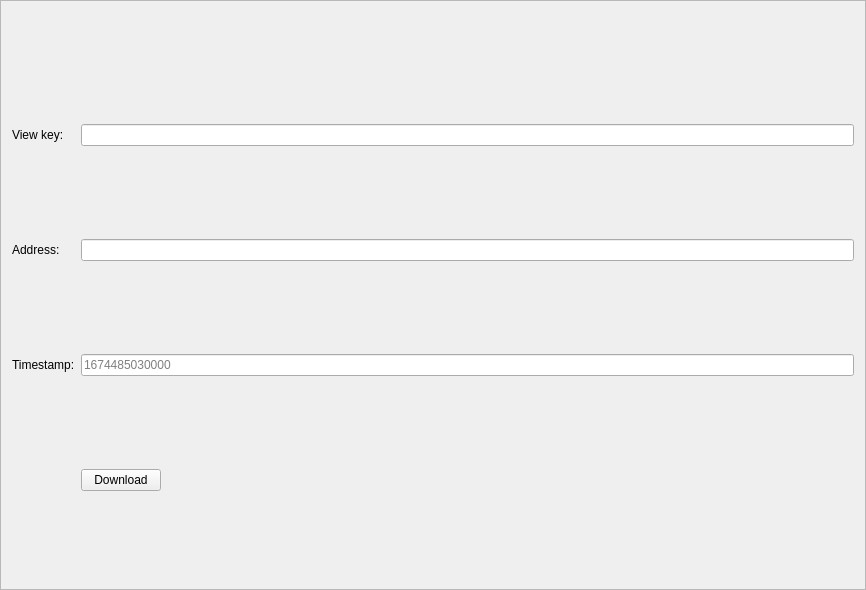
Old version of the form src/gui/ui/filedownloadframe.ui in the repository ProsusCorp/ProsusMoney.
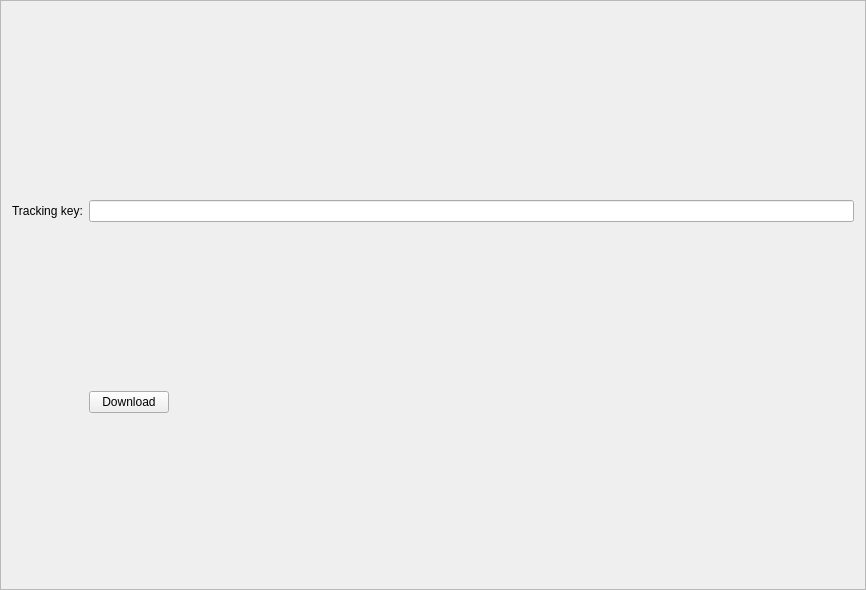
New version of the form.

Commit message: POC for file download. Improved how we get the host for the node in the embedded wallet. Changed the UI to accept a single tracking key.

```diff
--- a/src/gui/ui/filedownloadframe.ui
+++ b/src/gui/ui/filedownloadframe.ui
@@ -28,7 +28,7 @@
                     <item row="3" column="0">
                         <widget class="QLabel" name="label_6">
                             <property name="text">
-                                <string>View key:</string>
+                                <string>Tracking key:</string>
                             </property>
                         </widget>
                     </item>
@@ -43,42 +43,6 @@
                         </widget>
                     </item>
 
-                    <item row="4" column="0">
-                        <widget class="QLabel" name="label_6">
-                            <property name="text">
-                                <string>Address:</string>
-                            </property>
-                        </widget>
-                    </item>
-                    <item row="4" column="1" colspan="3">
-                        <widget class="QLineEdit" name="m_address">
-                            <property name="maxLength">
-                                <number>101</number>
-                            </property>
-                            <property name="placeholderText">
-                                <string> </string>
-                            </property>
-                        </widget>
-                    </item>
-
-                    <item row="5" column="0">
-                        <widget class="QLabel" name="label_6">
-                            <property name="text">
-                                <string>Timestamp:</string>
-                            </property>
-                        </widget>
-                    </item>
-                    <item row="5" column="1" colspan="3">
-                        <widget class="QLineEdit" name="m_timestamp">
-                            <property name="maxLength">
-                                <number>13</number>
-                            </property>
-                            <property name="placeholderText">
-                                <string>1674485030000</string>
-                            </property>
-                        </widget>
-                    </item>
-
                     <item row="6" column="1">
                         <widget class="QPushButton" name="m_downloadButton">
                             <property name="sizePolicy">
```
Left out of the diff: 6 changed lines with no effect on the pictures. The commit also changes 4 other files.
